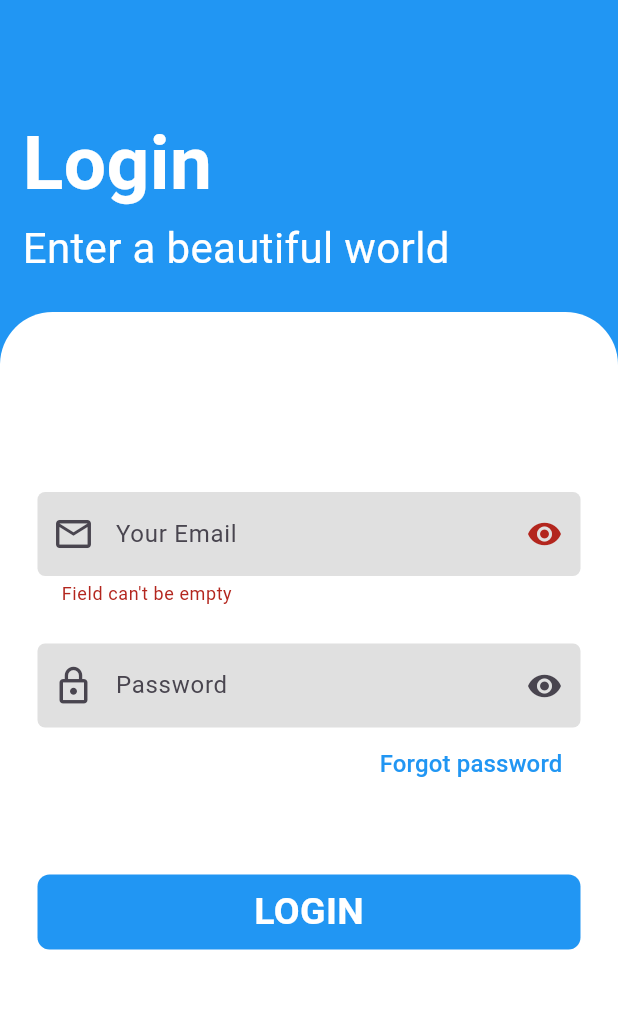
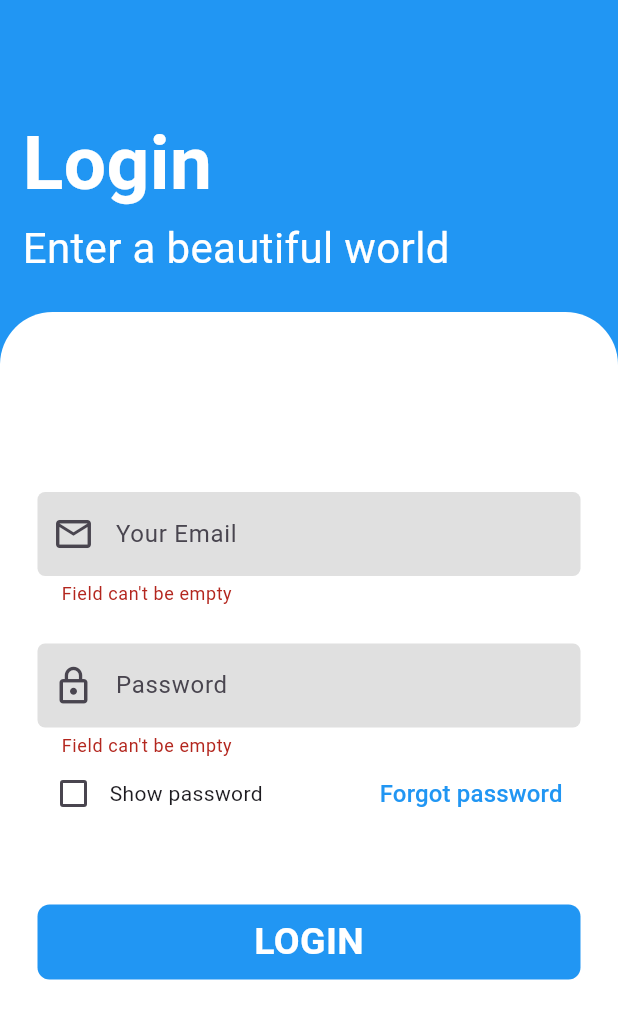
Before and after one commit to niceislam/Typewritter, a Flutter app: the screen it shows after launch, scrolled down 32 dp, after a tap on "LOGIN", on a phone screen of 412 x 824 dp. Shown: the top 1019 px of the screen. Run offline on Flutter 3.47's test engine with Material 3 defaults, Android fonts, the phone set to English and light mode, and no system bars; our stand-ins replace animated_bottom_navigation_bar, typewritertext; missing offline and left inert: dart:ffi.

Commit message:
login screen update

```diff
--- a/lib/bottomBar/login_screen.dart
+++ b/lib/bottomBar/login_screen.dart
@@ -1,3 +1,6 @@
+import 'dart:developer';
+
+import 'package:bottombar/bottomBar/Home_screen.dart';
 import 'package:bottombar/bottomBar/widget_all.dart';
 import 'package:flutter/material.dart';
 
@@ -9,7 +12,10 @@ class LoginScreen extends StatefulWidget {
 }
 
 class _LoginScreenState extends State<LoginScreen> {
+  TextEditingController emailcontroller = TextEditingController();
+  TextEditingController passcontroller = TextEditingController();
   final mykey = GlobalKey<FormState>();
+  bool tapIcon = false;
   @override
   Widget build(BuildContext context) {
     return Scaffold(
@@ -62,35 +68,75 @@ class _LoginScreenState extends State<LoginScreen> {
                       crossAxisAlignment: CrossAxisAlignment.end,
                       children: [
                         LoginTextfield(
+                          controller: emailcontroller,
                           hinttext: "Your Email",
                           preIcon: Icon(Icons.mail_outline, size: 28),
                           validator: (value) {
                             if (value == null || value == "") {
                               return "Field can't be empty";
-                            } else if (value.contains("@") ||
+                            } else if (!value.contains("@") ||
                                 !value.contains(".")) {
                               return "Wrong email";
+                            } else if (value == "nice@gmail.com") {
+                              return "";
+                            } else {
+                              return "wrong user";
                             }
                           },
+                          obsecuretext: false,
                         ),
                         SizedBox(height: 25),
                         LoginTextfield(
-
+                          controller: passcontroller,
                           hinttext: "Password",
                           preIcon: Icon(Icons.lock_outline, size: 28),
+                          validator: (value) {
+                            if (value == null || value == "") {
+                              return "Field can't be empty";
+                            } else if (value == "12345678") {
+                              return "";
+                            } else if (value.length > 8){
+                              return "please short password";
+                            }else{return "wrong user";}
+                          },
+                          obsecuretext: !tapIcon,
+                        ),
+                        Row(
+                          mainAxisAlignment: MainAxisAlignment.spaceBetween,
+                          children: [
+                            Row(
+                              children: [
+                                Checkbox(
+                                  activeColor: Colors.blue,
+                                  value: tapIcon,
+                                  onChanged: (value) {
+                                    tapIcon = !tapIcon;
+                                    setState(() {});
+                                  },
+                                ),
+                                Text("Show password"),
+                              ],
                             ),
                             TextButton(
                               onPressed: () {},
                               child: Text(
                                 textAlign: TextAlign.end,
                                 "Forgot password",
-                            style: TextStyle(color: Colors.blue, fontSize: 16),
+                                style: TextStyle(
+                                  color: Colors.blue,
+                                  fontSize: 16,
                                 ),
+                              ),
+                            ),
+                          ],
                         ),
                         SizedBox(height: 50),
                         InkWell(
-                          onTap: (){
-                            if(mykey.currentState!.validate()){
+                          onTap: () {
+                            log(
+                              "==============${emailcontroller.text}==============${passcontroller.text}",
+                            );
+                            if (mykey.currentState!.validate()) {
                               return;
                             }
                           },
--- a/lib/bottomBar/widget_all.dart
+++ b/lib/bottomBar/widget_all.dart
@@ -85,26 +85,26 @@ class LoginTextfield extends StatelessWidget {
     this.preIcon,
     this.validator,
     this.controller,
-
-    this.suficonontap,
+    this.sufixIcon, required this.obsecuretext,
   });
   final String? hinttext;
   final Icon? preIcon;
   final FormFieldValidator? validator;
   final TextEditingController? controller;
-  // final bool obsecuretext;
-  // final Icon? sufixIcon;
-  final VoidCallback? suficonontap;
+  final bool obsecuretext;
+  final Icon? sufixIcon;
 
   @override
   Widget build(BuildContext context) {
     return TextFormField(
+      cursorHeight: 25,
+      cursorColor: Colors.blue,
+      obscureText: obsecuretext,
       controller: controller,
       decoration: InputDecoration(
         hintText: "${hinttext}",
         prefixIcon: preIcon,
-        suffixIcon: InkWell(
-            child: Icon(Icons.visibility)),
+        suffixIcon: sufixIcon,
         fillColor: Colors.black.withOpacity(0.12),
         filled: true,
         border: OutlineInputBorder(
```
Lines whose indentation alone changed are shown as unchanged.
